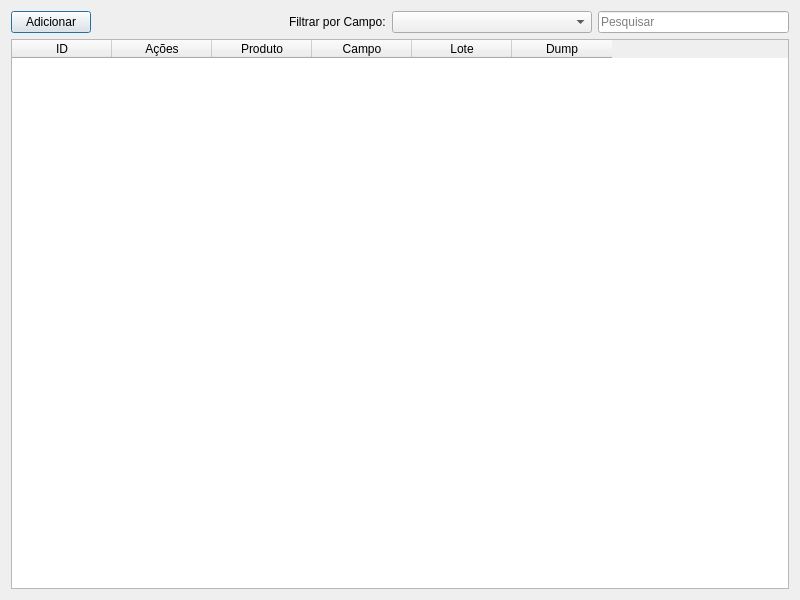
dsgoficial/SAP_Gerente, file uis/mProdutoCampo.ui: the form before one commit.
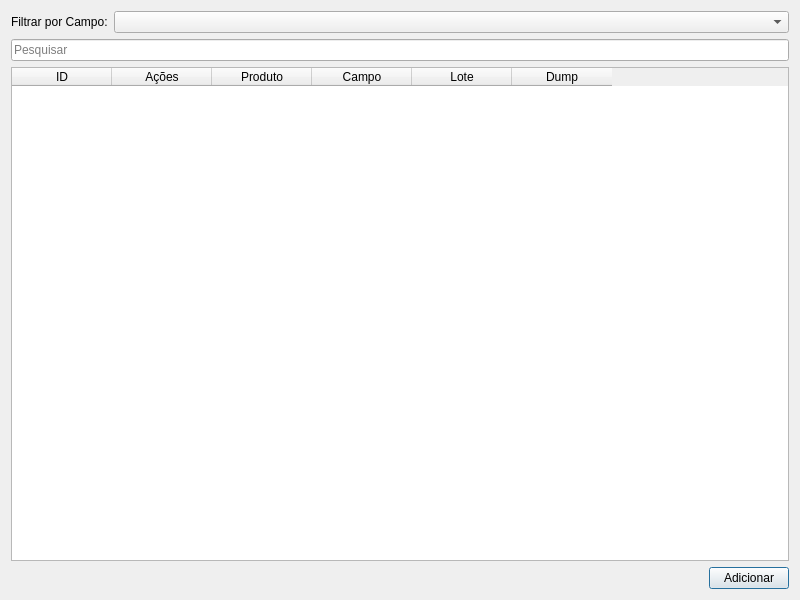
The form after the commit.

What changed in the file:
```diff
--- a/uis/mProdutoCampo.ui
+++ b/uis/mProdutoCampo.ui
@@ -14,28 +14,49 @@
    <string>Associação de Produtos a Campos</string>
   </property>
   <layout class="QGridLayout" name="gridLayout">
+   <item row="2" column="0">
+    <widget class="QTableWidget" name="tableWidget">
+     <column>
+      <property name="text">
+       <string>ID</string>
+      </property>
+     </column>
+     <column>
+      <property name="text">
+       <string>Ações</string>
+      </property>
+     </column>
+     <column>
+      <property name="text">
+       <string>Produto</string>
+      </property>
+     </column>
+     <column>
+      <property name="text">
+       <string>Campo</string>
+      </property>
+     </column>
+     <column>
+      <property name="text">
+       <string>Lote</string>
+      </property>
+     </column>
+     <column>
+      <property name="text">
+       <string>Dump</string>
+      </property>
+     </column>
+    </widget>
+   </item>
+   <item row="3" column="0" alignment="Qt::AlignRight">
+    <widget class="QPushButton" name="addFormBtn">
+     <property name="text">
+      <string>Adicionar</string>
+     </property>
+    </widget>
+   </item>
    <item row="0" column="0">
     <layout class="QHBoxLayout" name="horizontalLayout">
-     <item>
-      <widget class="QPushButton" name="addFormBtn">
-       <property name="text">
-        <string>Adicionar</string>
-       </property>
-      </widget>
-     </item>
-     <item>
-      <spacer name="horizontalSpacer">
-       <property name="orientation">
-        <enum>Qt::Horizontal</enum>
-       </property>
-       <property name="sizeHint" stdset="0">
-        <size>
-         <width>40</width>
-         <height>20</height>
-        </size>
-       </property>
-      </spacer>
-     </item>
      <item>
       <widget class="QLabel" name="label">
        <property name="text">
@@ -45,6 +66,12 @@
      </item>
      <item>
       <widget class="QComboBox" name="campoCb">
+       <property name="sizePolicy">
+        <sizepolicy hsizetype="Expanding" vsizetype="Fixed">
+         <horstretch>0</horstretch>
+         <verstretch>0</verstretch>
+        </sizepolicy>
+       </property>
        <property name="minimumSize">
         <size>
          <width>200</width>
@@ -53,47 +80,13 @@
        </property>
       </widget>
      </item>
-     <item>
-      <widget class="QLineEdit" name="searchLineEdit">
-       <property name="placeholderText">
-        <string>Pesquisar</string>
-       </property>
-      </widget>
-     </item>
     </layout>
    </item>
    <item row="1" column="0">
-    <widget class="QTableWidget" name="tableWidget">
-     <column>
-      <property name="text">
-       <string>ID</string>
-      </property>
-     </column>
-     <column>
-      <property name="text">
-       <string>Ações</string>
-      </property>
-     </column>
-     <column>
-      <property name="text">
-       <string>Produto</string>
-      </property>
-     </column>
-     <column>
-      <property name="text">
-       <string>Campo</string>
-      </property>
-     </column>
-     <column>
-      <property name="text">
-       <string>Lote</string>
-      </property>
-     </column>
-     <column>
-      <property name="text">
-       <string>Dump</string>
-      </property>
-     </column>
+    <widget class="QLineEdit" name="searchLe">
+     <property name="placeholderText">
+      <string>Pesquisar</string>
+     </property>
     </widget>
    </item>
   </layout>
```
